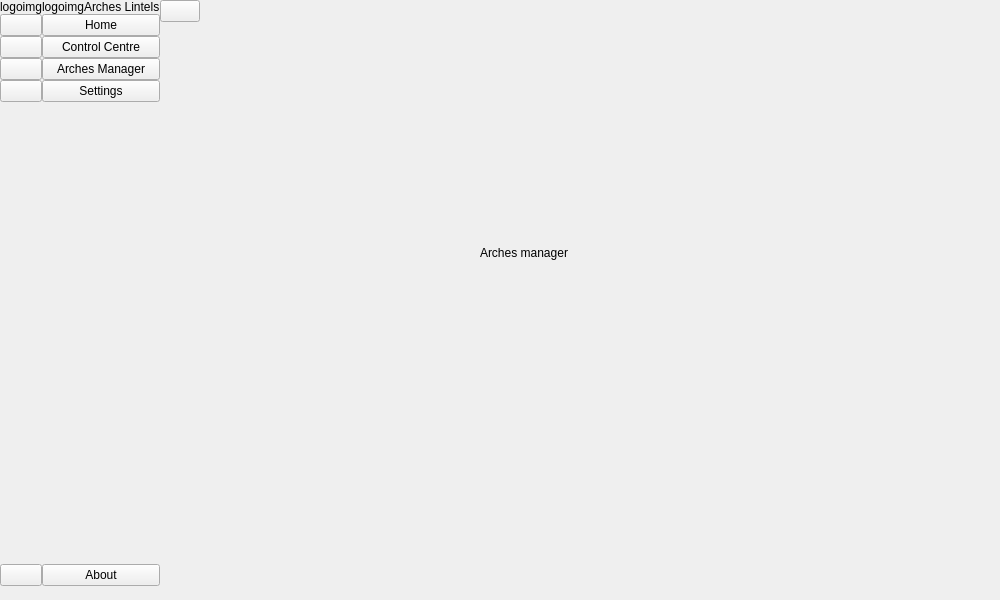
The window that arches_lintels/ui/ui_mainwindow.ui (k-int/arches-lintels) describes before a commit, drawn with Qt 5.
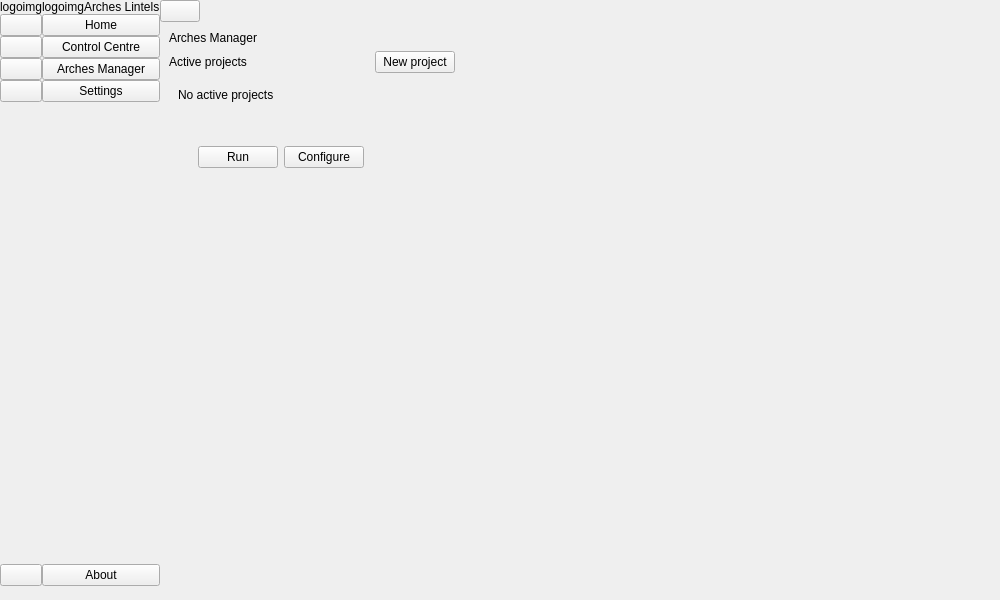
The same window after the commit. The open tabs and pages were chosen to show the change.

Commit message: Start Arches Manager page

```diff
--- a/arches_lintels/ui/ui_mainwindow.ui
+++ b/arches_lintels/ui/ui_mainwindow.ui
@@ -408,19 +408,125 @@
           </layout>
          </widget>
          <widget class="QWidget" name="archesPage">
-          <widget class="QLabel" name="label_3">
-           <property name="geometry">
-            <rect>
-             <x>320</x>
-             <y>210</y>
-             <width>141</width>
-             <height>41</height>
-            </rect>
-           </property>
-           <property name="text">
-            <string>Arches manager</string>
-           </property>
-          </widget>
+          <layout class="QVBoxLayout" name="verticalLayout_8">
+           <item>
+            <widget class="QLabel" name="archesManagerLabel">
+             <property name="text">
+              <string>Arches Manager</string>
+             </property>
+            </widget>
+           </item>
+           <item>
+            <layout class="QHBoxLayout" name="horizontalLayout_6">
+             <item>
+              <widget class="QLabel" name="activeProjectsLabel">
+               <property name="minimumSize">
+                <size>
+                 <width>200</width>
+                 <height>0</height>
+                </size>
+               </property>
+               <property name="text">
+                <string>Active projects</string>
+               </property>
+              </widget>
+             </item>
+             <item>
+              <widget class="QPushButton" name="pushButton">
+               <property name="text">
+                <string>New project</string>
+               </property>
+              </widget>
+             </item>
+             <item>
+              <spacer name="horizontalSpacer_6">
+               <property name="orientation">
+                <enum>Qt::Orientation::Horizontal</enum>
+               </property>
+               <property name="sizeHint" stdset="0">
+                <size>
+                 <width>40</width>
+                 <height>20</height>
+                </size>
+               </property>
+              </spacer>
+             </item>
+            </layout>
+           </item>
+           <item>
+            <widget class="QWidget" name="noActiveProjectsLayout" native="true">
+             <layout class="QVBoxLayout" name="verticalLayout_10">
+              <item>
+               <widget class="QLabel" name="noActiveProjectsLabel">
+                <property name="text">
+                 <string>No active projects</string>
+                </property>
+               </widget>
+              </item>
+             </layout>
+            </widget>
+           </item>
+           <item>
+            <widget class="QWidget" name="projectsLayout" native="true">
+             <layout class="QVBoxLayout" name="verticalLayout_6">
+              <item>
+               <widget class="QLabel" name="projectNameLabel">
+                <property name="text">
+                 <string>&lt;project name&gt;</string>
+                </property>
+               </widget>
+              </item>
+              <item>
+               <layout class="QHBoxLayout" name="horizontalLayout_7">
+                <property name="leftMargin">
+                 <number>20</number>
+                </property>
+                <item>
+                 <widget class="QPushButton" name="projectRunButton">
+                  <property name="text">
+                   <string>Run</string>
+                  </property>
+                 </widget>
+                </item>
+                <item>
+                 <widget class="QPushButton" name="projectConfigureButton">
+                  <property name="text">
+                   <string>Configure</string>
+                  </property>
+                 </widget>
+                </item>
+                <item>
+                 <spacer name="horizontalSpacer_4">
+                  <property name="orientation">
+                   <enum>Qt::Orientation::Horizontal</enum>
+                  </property>
+                  <property name="sizeHint" stdset="0">
+                   <size>
+                    <width>40</width>
+                    <height>20</height>
+                   </size>
+                  </property>
+                 </spacer>
+                </item>
+               </layout>
+              </item>
+             </layout>
+            </widget>
+           </item>
+           <item>
+            <spacer name="verticalSpacer_5">
+             <property name="orientation">
+              <enum>Qt::Orientation::Vertical</enum>
+             </property>
+             <property name="sizeHint" stdset="0">
+              <size>
+               <width>20</width>
+               <height>40</height>
+              </size>
+             </property>
+            </spacer>
+           </item>
+          </layout>
          </widget>
          <widget class="QWidget" name="settingsPage">
           <layout class="QVBoxLayout" name="verticalLayout_7">
```
Left out of the diff: 214 changed lines with no effect on the pictures. The commit also changes 5 other files.
